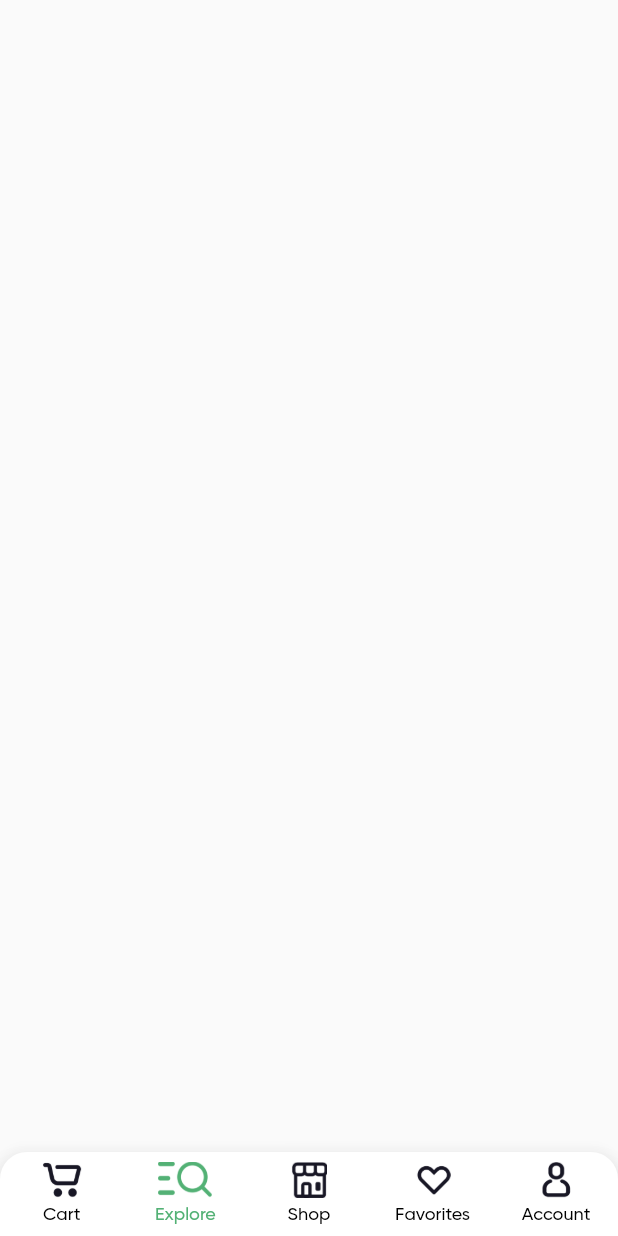
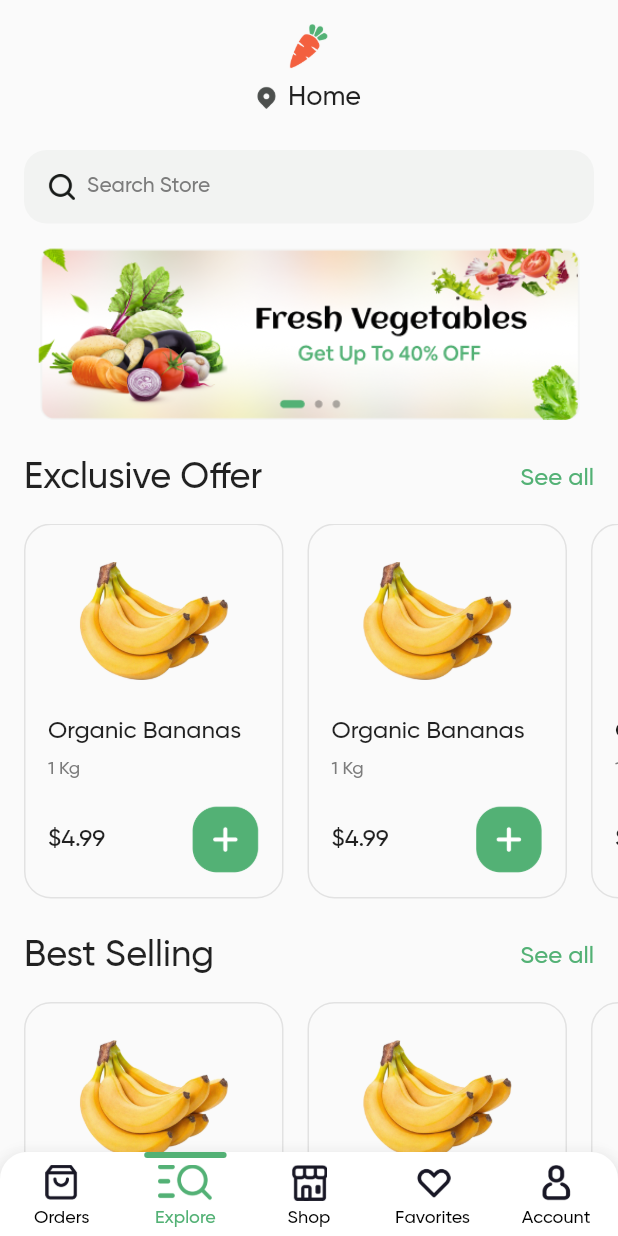
Before and after one commit to ArshiaMojtahedi/Grocery-App, a Flutter app: the screen it shows after launch, on a phone screen of 412 x 824 dp. Run offline on Flutter 3.47's test engine with Material 2 defaults, Android fonts, the phone set to English and light mode, and no system bars; drawn by our look-alikes of flutter_snake_navigationbar; our stand-ins replace get, get_storage.

Commit message:
homepage added.

```diff
--- a/lib/UI/home/homeScreen.dart
+++ b/lib/UI/home/homeScreen.dart
@@ -1,8 +1,84 @@
 import 'package:flutter/material.dart';
+import 'package:grocery_app/UI/home/widgets/horizentalItemList.dart';
+import 'package:grocery_app/Utils/colors.dart';
+import 'package:grocery_app/Widgets/common/searchBar.dart';
 
 class HomeScreen extends StatelessWidget {
   @override
   Widget build(BuildContext context) {
-    return Container();
+    return Container(
+      child: SafeArea(
+        child: Scaffold(
+          body: Container(
+            child: SingleChildScrollView(
+              child: Column(
+                children: [
+                  SizedBox(
+                    height: 16,
+                  ),
+                  // CircleAvatar(
+                  //   backgroundColor: Colors.black12,
+                  //   child: Icon(
+                  //     Icons.home,
+                  //     color: Appcolors().textColor3,
+                  //   ),
+                  // ),
+                  Image.asset(
+                    "assets/images/logo.png",
+                    height: 30,
+                  ),
+                  SizedBox(
+                    height: 8,
+                  ),
+                  Row(
+                    mainAxisAlignment: MainAxisAlignment.center,
+                    children: [
+                      Image.asset(
+                        "assets/images/location_icon.png",
+                        height: 15,
+                      ),
+                      SizedBox(
+                        width: 8,
+                      ),
+                      Text(
+                        "Home",
+                        style: TextStyle(fontSize: 18),
+                      )
+                    ],
+                  ),
+                  SizedBox(
+                    height: 24,
+                  ),
+                  SearchBar(),
+                  SizedBox(
+                    height: 16,
+                  ),
+                  Padding(
+                    padding: const EdgeInsets.symmetric(horizontal: 16),
+                    child: Image.asset(
+                      "assets/images/temp/banner.png",
+                      height: 115,
+                      width: 368,
+                    ),
+                  ),
+                  SizedBox(
+                    height: 8,
+                  ),
+                  HorizentalItemList(
+                    title: "Exclusive Offer",
+                  ),
+                  SizedBox(
+                    height: 8,
+                  ),
+                  HorizentalItemList(
+                    title: "Best Selling",
+                  ),
+                ],
+              ),
+            ),
+          ),
+        ),
+      ),
+    );
   }
 }
--- /dev/null
+++ b/lib/UI/home/widgets/horizentalItemList.dart
@@ -0,0 +1,42 @@
+import 'package:flutter/material.dart';
+import 'package:grocery_app/Utils/colors.dart';
+import 'package:grocery_app/Widgets/common/ItemBox.dart';
+
+class HorizentalItemList extends StatelessWidget {
+  String title;
+
+  HorizentalItemList({this.title});
+  @override
+  Widget build(BuildContext context) {
+    return Column(
+      children: [
+        Padding(
+          padding: const EdgeInsets.all(16.0),
+          child: Row(
+            mainAxisAlignment: MainAxisAlignment.spaceBetween,
+            children: [
+              Text(
+                title,
+                style: TextStyle(fontSize: 24),
+              ),
+              Text(
+                "See all",
+                style: TextStyle(fontSize: 16, color: Appcolors().green),
+              ),
+            ],
+          ),
+        ),
+        Container(
+          height: 250,
+          child: ListView.builder(
+            padding: EdgeInsets.only(left: 16, right: 16),
+            shrinkWrap: true,
+            scrollDirection: Axis.horizontal,
+            itemCount: 10,
+            itemBuilder: (ctx, i) => ItemBox(),
+          ),
+        ),
+      ],
+    );
+  }
+}
--- a/lib/UI/main_screen/mainScreen.dart
+++ b/lib/UI/main_screen/mainScreen.dart
@@ -48,7 +48,7 @@ class _MainScreenState extends State<MainScreen> {
           borderRadius: BorderRadius.only(
               topLeft: Radius.circular(18), topRight: Radius.circular(18)),
         ),
-        snakeViewColor: Colors.white,
+        snakeViewColor: Color(0xFF53B175),
         selectedItemColor: Color(0xFF53B175),
         unselectedItemColor: Colors.black,
         selectedLabelStyle: TextStyle(
@@ -68,21 +68,21 @@ class _MainScreenState extends State<MainScreen> {
         items: [
           BottomNavigationBarItem(
               icon: Padding(
-                padding: EdgeInsets.only(bottom: 4),
+                padding: EdgeInsets.only(bottom: 4, top: 4),
                 child: _tab == 0
                     ? Image.asset(
-                        "assets/images/tab_cart_on.png",
+                        "assets/images/tab_orders_on.png",
                         height: 24,
                       )
                     : Image.asset(
-                        "assets/images/tab_cart_off.png",
+                        "assets/images/tab_orders_off.png",
                         height: 24,
                       ),
               ),
-              label: 'Cart'),
+              label: 'Orders'),
           BottomNavigationBarItem(
               icon: Padding(
-                padding: EdgeInsets.only(bottom: 4),
+                padding: EdgeInsets.only(bottom: 4, top: 4),
                 child: _tab == 1
                     ? Image.asset(
                         "assets/images/tab_explore_on.png",
@@ -96,7 +96,7 @@ class _MainScreenState extends State<MainScreen> {
               label: 'Explore'),
           BottomNavigationBarItem(
               icon: Padding(
-                padding: EdgeInsets.only(bottom: 4),
+                padding: EdgeInsets.only(bottom: 4, top: 4),
                 child: _tab == 2
                     ? Image.asset(
                         "assets/images/tab_shop_on.png",
@@ -110,7 +110,7 @@ class _MainScreenState extends State<MainScreen> {
               label: 'Shop'),
           BottomNavigationBarItem(
               icon: Padding(
-                padding: EdgeInsets.only(bottom: 4),
+                padding: EdgeInsets.only(bottom: 4, top: 4),
                 child: _tab == 3
                     ? Image.asset(
                         "assets/images/tab_favorites_on.png",
@@ -124,7 +124,7 @@ class _MainScreenState extends State<MainScreen> {
               label: 'Favorites'),
           BottomNavigationBarItem(
               icon: Padding(
-                padding: EdgeInsets.only(bottom: 4),
+                padding: EdgeInsets.only(bottom: 4, top: 4),
                 child: _tab == 4
                     ? Image.asset(
                         "assets/images/tab_account_on.png",
--- /dev/null
+++ b/lib/Utils/colors.dart
@@ -0,0 +1,9 @@
+import 'package:flutter/material.dart';
+
+class Appcolors {
+  final Color textColor1 = Color(0xff181725);
+  final Color textColor2 = Color(0xff7C7C7C);
+  final Color textColor3 = Color(0xff4C4F4D);
+
+  final Color green = Color(0xff53B175);
+}
--- /dev/null
+++ b/lib/Widgets/common/ItemBox.dart
@@ -0,0 +1,64 @@
+import 'package:flutter/material.dart';
+import 'package:grocery_app/Utils/colors.dart';
+
+class ItemBox extends StatelessWidget {
+  @override
+  Widget build(BuildContext context) {
+    return Container(
+      height: 249,
+      width: 173,
+      padding: EdgeInsets.only(
+        top: 24,
+        left: 15,
+        right: 15,
+        bottom: 16,
+      ),
+      margin: EdgeInsets.only(right: 16),
+      decoration: BoxDecoration(
+        border: Border.all(color: Color(0xffE2E2E2)),
+        borderRadius: BorderRadius.all(Radius.circular(18)),
+      ),
+      child: Column(
+        crossAxisAlignment: CrossAxisAlignment.start,
+        mainAxisSize: MainAxisSize.max,
+        children: [
+          Center(
+            child: Image.asset(
+              "assets/images/temp/item1.png",
+              width: 100,
+              height: 80,
+            ),
+          ),
+          SizedBox(
+            height: 24,
+          ),
+          Text(
+            "Organic Bananas",
+            style: TextStyle(fontSize: 16),
+          ),
+          SizedBox(
+            height: 8,
+          ),
+          Text(
+            "1 Kg",
+            style: TextStyle(fontSize: 12, color: Appcolors().textColor2),
+          ),
+          Spacer(),
+          Row(
+            mainAxisAlignment: MainAxisAlignment.spaceBetween,
+            children: [
+              Text(
+                "\$4.99",
+                style: TextStyle(fontSize: 16),
+              ),
+              Image.asset(
+                "assets/images/add_to_cart_icon.png",
+                height: 45,
+              )
+            ],
+          )
+        ],
+      ),
+    );
+  }
+}
--- /dev/null
+++ b/lib/Widgets/common/searchBar.dart
@@ -0,0 +1,64 @@
+import 'package:flutter/material.dart';
+
+import 'package:flutter/material.dart';
+
+class SearchBar extends StatelessWidget {
+  Function(String text) onChange;
+
+  SearchBar({this.onChange});
+
+  @override
+  Widget build(BuildContext context) {
+    return Container(
+      child: Padding(
+        padding: const EdgeInsets.symmetric(horizontal: 16),
+        child: Container(
+          padding: EdgeInsets.symmetric(horizontal: 16, vertical: 8),
+          decoration: BoxDecoration(
+              color: Color(0xffF2F3F2),
+              borderRadius: BorderRadius.all(Radius.circular(15))),
+          child: Row(
+            children: [
+              Image.asset(
+                "assets/images/search_icon.png",
+                width: 18,
+                height: 18,
+              ),
+              SizedBox(
+                width: 8,
+              ),
+              Expanded(
+                child: TextField(
+                  keyboardType: TextInputType.emailAddress,
+                  style: TextStyle(
+                      color: Colors.black,
+                      fontWeight: FontWeight.w400,
+                      fontSize: 14),
+                  decoration: searchTextFieldDecoration("Search Store"),
+                  onChanged: onChange,
+                ),
+              ),
+            ],
+          ),
+        ),
+      ),
+    );
+  }
+}
+
+InputDecoration searchTextFieldDecoration(String lable) {
+  return InputDecoration(
+    isDense: true,
+    hintText: lable,
+    border: InputBorder.none,
+    focusedBorder: InputBorder.none,
+    enabledBorder: InputBorder.none,
+    errorBorder: InputBorder.none,
+    disabledBorder: InputBorder.none,
+    hintStyle: TextStyle(
+      color: Color(0xff7C7C7C),
+      fontSize: 14,
+      fontWeight: FontWeight.w400,
+    ),
+  );
+}
```
Also changed, not shown: pubspec.yaml (+10 -0 lines), assets/images/add_to_cart_icon.png (added), assets/images/location_icon.png (added), assets/images/logo.png (added), assets/images/search_icon.png (added), assets/images/tab_orders_off.png (added), assets/images/tab_orders_on.png (added), assets/images/temp/banner.png (added), assets/images/temp/item1.png (added).
